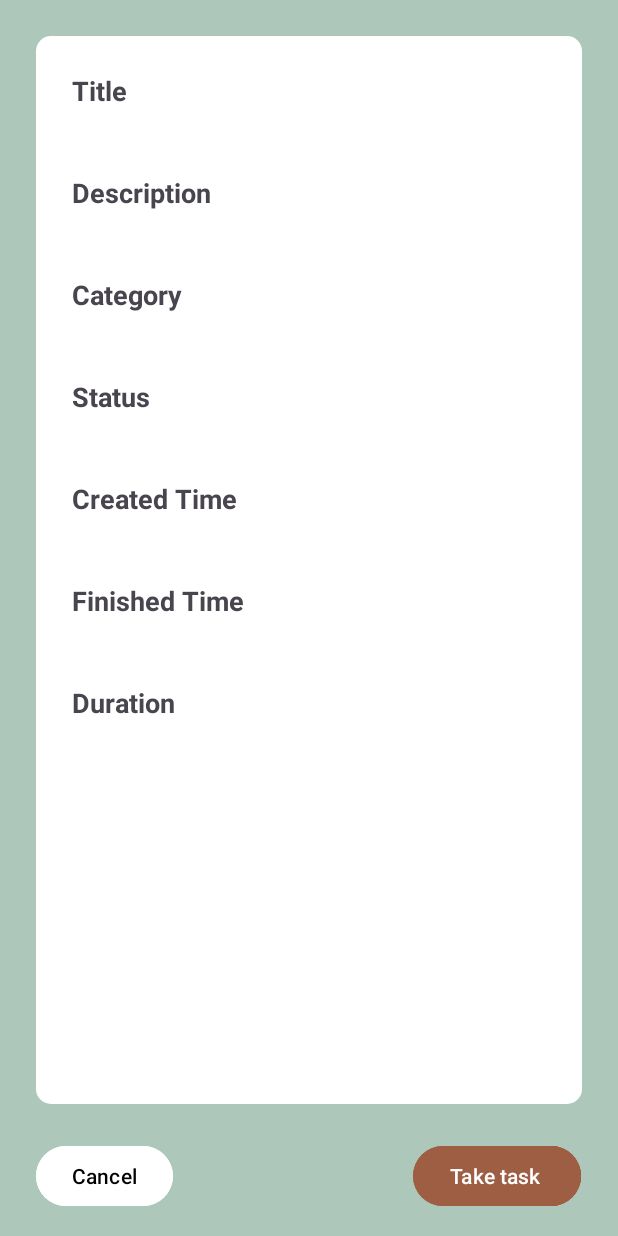
After one commit to g-acey/task-app, an Android app: the TaskDetailFragment screen opened through its navigation route, on a phone screen of 412 x 824 dp. The commit adds this screen. Run offline under Robolectric (Android 15) with nearby library versions, the phone set to English and light mode, and no system bars; our stand-ins replace data binding; 2 statements that could not run were skipped.

Commit message:
add task detail fragment

```diff
--- /dev/null
+++ b/app/src/main/java/org/ibda/myguessgame/TaskDetailFragment.kt
@@ -0,0 +1,32 @@
+package org.ibda.myguessgame
+
+import android.os.Bundle
+import androidx.fragment.app.Fragment
+import android.view.LayoutInflater
+import android.view.View
+import android.view.ViewGroup
+import androidx.lifecycle.ViewModelProvider
+import androidx.navigation.findNavController
+import org.ibda.myguessgame.databinding.FragmentTaskDetailBinding
+
+class TaskDetailFragment : Fragment() {
+
+    private lateinit var vm : TaskDetailViewModel
+    private lateinit var binding : FragmentTaskDetailBinding
+
+    override fun onCreateView(
+        inflater: LayoutInflater, container: ViewGroup?,
+        savedInstanceState: Bundle?
+    ): View? {
+        this.binding = FragmentTaskDetailBinding.inflate(inflater, container, false)
+        val rootView = binding.root
+
+        vm = ViewModelProvider(this).get(TaskDetailViewModel::class.java)
+
+        this.binding.taskDetail = vm
+        this.binding.lifecycleOwner = viewLifecycleOwner
+
+
+        return rootView
+    }
+}
--- /dev/null
+++ b/app/src/main/java/org/ibda/myguessgame/TaskDetailViewModel.kt
@@ -0,0 +1,6 @@
+package org.ibda.myguessgame
+
+import androidx.lifecycle.ViewModel
+
+class TaskDetailViewModel : ViewModel() {
+}
--- /dev/null
+++ b/app/src/main/res/layout/fragment_task_detail.xml
@@ -0,0 +1,196 @@
+<?xml version="1.0" encoding="utf-8"?>
+<layout xmlns:android="http://schemas.android.com/apk/res/android"
+    xmlns:tools="http://schemas.android.com/tools"
+    xmlns:app="http://schemas.android.com/apk/res-auto"
+    >
+    <data>
+        <variable
+            name="taskDetail"
+            type="org.ibda.myguessgame.TaskDetailViewModel" />
+    </data>
+    <androidx.constraintlayout.widget.ConstraintLayout
+        android:layout_width="match_parent"
+        android:layout_height="match_parent"
+        tools:context=".MainActivity"
+        android:background="@color/l_green">
+
+        <ScrollView
+            android:id="@+id/scrollView2"
+            android:layout_width="match_parent"
+            android:layout_height="0dp"
+            android:layout_margin="24dp"
+            android:background="@drawable/white_background"
+            app:layout_constraintBottom_toTopOf="@id/btnDone"
+            app:layout_constraintTop_toTopOf="parent"
+            tools:layout_editor_absoluteX="24dp">
+
+            <LinearLayout
+                android:layout_width="match_parent"
+                android:layout_height="wrap_content"
+                android:orientation="vertical"
+                android:padding="24dp">
+
+                <!-- Title -->
+                <TextView
+                    android:layout_width="match_parent"
+                    android:layout_height="wrap_content"
+                    android:layout_marginBottom="8dp"
+                    android:text="Title"
+                    android:textSize="18sp"
+                    android:textStyle="bold" />
+
+                <TextView
+                    android:id="@+id/textTitle"
+                    android:layout_width="match_parent"
+                    android:layout_height="wrap_content"
+                    android:layout_marginBottom="16dp"
+                    android:inputType="text"
+                    android:textSize="14sp" />
+
+                <!-- Description -->
+                <TextView
+                    android:layout_width="match_parent"
+                    android:layout_height="wrap_content"
+                    android:layout_marginBottom="8dp"
+                    android:text="Description"
+                    android:textSize="18sp"
+                    android:textStyle="bold" />
+
+                <TextView
+                    android:id="@+id/textDescription"
+                    android:layout_width="match_parent"
+                    android:layout_height="wrap_content"
+                    android:layout_marginBottom="16dp"
+                    android:inputType="textMultiLine"
+                    android:textSize="14sp" />
+
+                <!-- Category -->
+                <TextView
+                    android:layout_width="match_parent"
+                    android:layout_height="wrap_content"
+                    android:layout_marginBottom="8dp"
+                    android:text="Category"
+                    android:textSize="18sp"
+                    android:textStyle="bold" />
+
+                <TextView
+                    android:id="@+id/textCategory"
+                    android:layout_width="match_parent"
+                    android:layout_height="wrap_content"
+                    android:layout_marginBottom="16dp"
+                    android:inputType="text"
+                    android:textSize="14sp" />
+
+                <!-- Status -->
+                <TextView
+                    android:layout_width="match_parent"
+                    android:layout_height="wrap_content"
+                    android:layout_marginBottom="8dp"
+                    android:text="Status"
+                    android:textSize="18sp"
+                    android:textStyle="bold" />
+
+                <TextView
+                    android:id="@+id/textStatus"
+                    android:layout_width="match_parent"
+                    android:layout_height="wrap_content"
+                    android:layout_marginBottom="16dp"
+                    android:inputType="text"
+                    android:textSize="14sp" />
+
+                <!-- Created Time -->
+                <TextView
+                    android:layout_width="match_parent"
+                    android:layout_height="wrap_content"
+                    android:layout_marginBottom="8dp"
+                    android:text="Created Time"
+                    android:textSize="18sp"
+                    android:textStyle="bold" />
+
+                <TextView
+                    android:id="@+id/textCreatedTime"
+                    android:layout_width="match_parent"
+                    android:layout_height="wrap_content"
+                    android:layout_marginBottom="16dp"
+                    android:textSize="14sp" />
+
+                <!-- Finished Time -->
+                <TextView
+                    android:layout_width="match_parent"
+                    android:layout_height="wrap_content"
+                    android:layout_marginBottom="8dp"
+                    android:text="Finished Time"
+                    android:textSize="18sp"
+                    android:textStyle="bold" />
+
+                <TextView
+                    android:id="@+id/textFinishedTime"
+                    android:layout_width="match_parent"
+                    android:layout_height="wrap_content"
+                    android:layout_marginBottom="16dp"
+                    android:textSize="14sp" />
+
+                <!-- Duration -->
+                <TextView
+                    android:layout_width="match_parent"
+                    android:layout_height="wrap_content"
+                    android:layout_marginBottom="8dp"
+                    android:text="Duration"
+                    android:textSize="18sp"
+                    android:textStyle="bold" />
+
+                <TextView
+                    android:id="@+id/textDuration"
+                    android:layout_width="match_parent"
+                    android:layout_height="wrap_content"
+                    android:layout_marginBottom="16dp"
+                    android:textSize="14sp" />
+
+            </LinearLayout>
+        </ScrollView>
+
+        <!-- Done Button -->
+
+
+        <Button
+            android:id="@+id/btnDone"
+            android:layout_width="wrap_content"
+            android:layout_height="wrap_content"
+            android:layout_marginBottom="16dp"
+            android:backgroundTint="@color/chocolate"
+
+            android:text="Done"
+            app:layout_constraintBottom_toBottomOf="parent"
+            app:layout_constraintEnd_toEndOf="parent"
+            app:layout_constraintHorizontal_bias="0.882"
+            app:layout_constraintStart_toEndOf="@+id/btnCancel" />
+
+        <Button
+            android:id="@+id/btnCancel"
+            android:layout_width="wrap_content"
+            android:layout_height="wrap_content"
+            android:layout_marginStart="24dp"
+            android:layout_marginBottom="16dp"
+            android:backgroundTint="@color/white"
+            android:text="Cancel"
+            android:textColor="@color/black"
+            app:layout_constraintBottom_toBottomOf="parent"
+            app:layout_constraintStart_toStartOf="parent"
+            app:layout_constraintTop_toBottomOf="@+id/scrollView2"
+            app:layout_constraintVertical_bias="1.0" />
+
+        <Button
+            android:id="@+id/btnStart"
+            android:layout_width="wrap_content"
+            android:layout_height="wrap_content"
+            android:layout_marginBottom="16dp"
+            android:backgroundTint="@color/chocolate"
+            android:text="Take task "
+            app:layout_constraintBottom_toBottomOf="parent"
+            app:layout_constraintEnd_toEndOf="parent"
+            app:layout_constraintHorizontal_bias="0.865"
+            app:layout_constraintStart_toEndOf="@+id/btnCancel" />
+
+    </androidx.constraintlayout.widget.ConstraintLayout>
+
+</layout>
--- a/app/src/main/res/layout/item_task.xml
+++ b/app/src/main/res/layout/item_task.xml
@@ -3,7 +3,10 @@
     android:layout_width="match_parent"
     android:layout_height="wrap_content"
     android:orientation="horizontal"
-    android:padding="16dp">
+    android:padding="16dp"
+    android:background="@drawable/white_background"
+    android:layout_marginHorizontal="24dp"
+    android:layout_marginVertical="10dp">
     <LinearLayout
         android:layout_width="wrap_content"
         android:layout_height="wrap_content"
@@ -28,7 +31,7 @@
         android:layout_width="wrap_content"
         android:layout_height="wrap_content"
         android:backgroundTint="@color/green"
-        android:text="Action" />
+        android:text="Details" />
 
 
 </LinearLayout>
--- a/app/src/main/res/navigation/nav_graph.xml
+++ b/app/src/main/res/navigation/nav_graph.xml
@@ -29,6 +29,9 @@
         <argument
             android:name="destination"
             app:argType="string"/>
+        <action
+            android:id="@+id/action_BottomNavFragment_to_taskDetailFragment"
+            app:destination="@id/taskDetailFragment" />
     </fragment>
 
     <fragment
@@ -39,5 +42,13 @@
             android:id="@+id/action_addNewTaskFragment_to_HomeFragment"
             app:destination="@id/HomeFragment" />
     </fragment>
+    <fragment
+        android:id="@+id/taskDetailFragment"
+        android:name="org.ibda.myguessgame.TaskDetailFragment"
+        android:label="TaskDetailFragment" >
+        <action
+            android:id="@+id/action_taskDetailFragment_to_BottomNavFragment"
+            app:destination="@id/BottomNavFragment" />
+    </fragment>
 
 </navigation>
```
